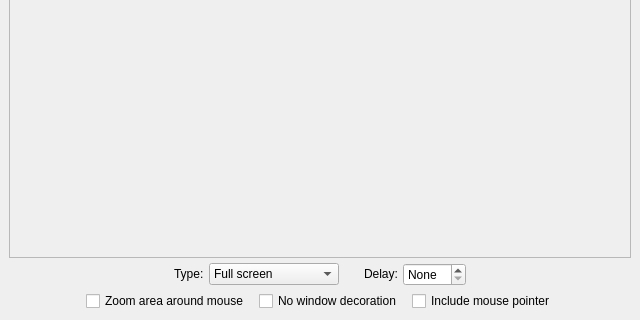
Before: the Qt Designer form src/core/ui/mainwindow.ui in lxqt/screengrab, drawn with Qt 5; both pictures show x 0 to 640 and y 178 to 498 of the 640 by 498 pixel window.
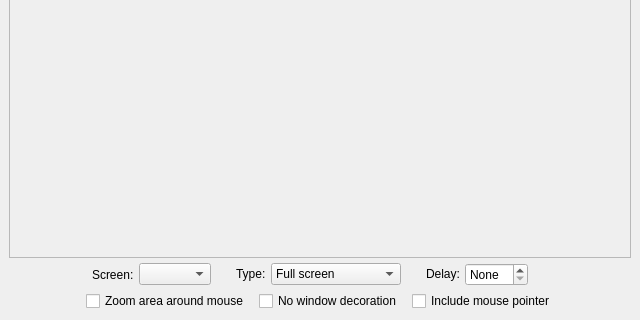
After: the same form once the commit is applied.

What changed in the file:
```diff
--- a/src/core/ui/mainwindow.ui
+++ b/src/core/ui/mainwindow.ui
@@ -67,6 +67,32 @@
         </property>
        </spacer>
       </item>
+      <item>
+       <widget class="QLabel" name="labScr">
+        <property name="text">
+         <string>Screen:</string>
+        </property>
+       </widget>
+      </item>
+      <item>
+       <widget class="QComboBox" name="cbxScr"/>
+      </item>
+      <item>
+       <spacer name="horizontalSpacer_6">
+        <property name="orientation">
+         <enum>Qt::Horizontal</enum>
+        </property>
+        <property name="sizeType">
+         <enum>QSizePolicy::Fixed</enum>
+        </property>
+        <property name="sizeHint" stdset="0">
+         <size>
+          <width>20</width>
+          <height>20</height>
+         </size>
+        </property>
+       </spacer>
+      </item>
       <item>
        <widget class="QLabel" name="labTypeScr">
         <property name="sizePolicy">
@@ -164,6 +190,22 @@
         </property>
        </widget>
       </item>
+      <item>
+       <spacer name="horizontalSpacer_7">
+        <property name="orientation">
+         <enum>Qt::Horizontal</enum>
+        </property>
+        <property name="sizeType">
+         <enum>QSizePolicy::Fixed</enum>
+        </property>
+        <property name="sizeHint" stdset="0">
+         <size>
+          <width>20</width>
+          <height>20</height>
+         </size>
+        </property>
+       </spacer>
+      </item>
       <item>
        <spacer name="horizontalSpacer">
         <property name="orientation">
```
